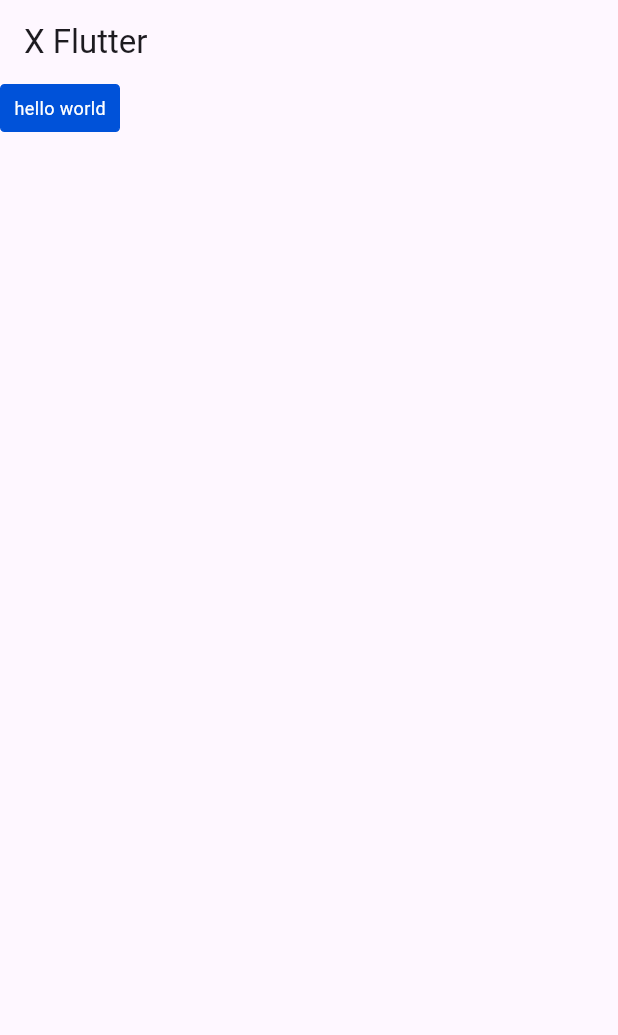
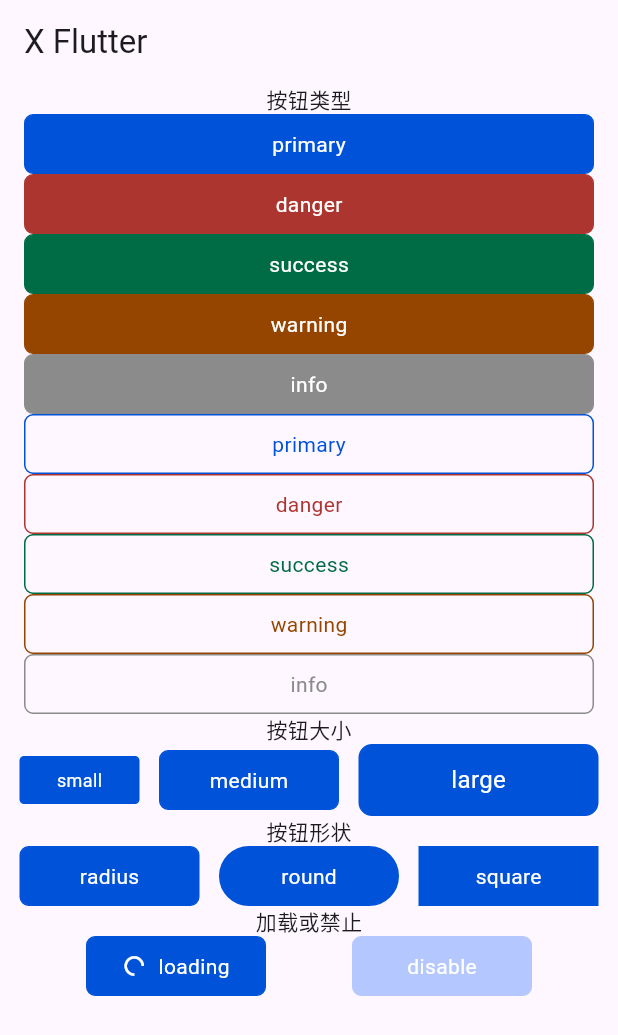
Before and after one commit to xing403/x_flutter, a Flutter app: the screen it shows after launch, on a phone screen of 412 x 824 dp. Shown: the top 1035 px of the screen. Run offline on Flutter 3.47's test engine with Material 3 defaults, Android fonts, the phone set to English and light mode, and no system bars.

Commit message:
🧪 test(Button): demo page

```diff
--- /dev/null
+++ b/example/lib/demo/button/loading_disable.dart
@@ -0,0 +1,25 @@
+import '../index.dart';
+
+class XButtonLoadingOrDisable extends StatelessWidget {
+  const XButtonLoadingOrDisable({super.key});
+
+  @override
+  Widget build(BuildContext context) {
+    return const DemoTemplate(
+      title: "加载或禁止",
+      child: Row(
+        mainAxisAlignment: MainAxisAlignment.spaceEvenly,
+        children: [
+          XButton(
+            text: "loading",
+            loading: true,
+          ),
+          XButton(
+            text: "disable",
+            disabled: true,
+          ),
+        ],
+      ),
+    );
+  }
+}
--- /dev/null
+++ b/example/lib/demo/button/shape.dart
@@ -0,0 +1,29 @@
+import '../index.dart';
+
+class XButtonShapes extends StatelessWidget {
+  const XButtonShapes({super.key});
+
+  @override
+  Widget build(BuildContext context) {
+    return const DemoTemplate(
+      title: "按钮形状",
+      child: Row(
+        mainAxisAlignment: MainAxisAlignment.spaceEvenly,
+        children: [
+          XButton(
+            text: "radius",
+            shape: XButtonShape.radius,
+          ),
+          XButton(
+            text: "round",
+            shape: XButtonShape.round,
+          ),
+          XButton(
+            text: "square",
+            shape: XButtonShape.square,
+          ),
+        ],
+      ),
+    );
+  }
+}
--- /dev/null
+++ b/example/lib/demo/button/sizes.dart
@@ -0,0 +1,32 @@
+import '../index.dart';
+
+class XButtonSizes extends StatelessWidget {
+  const XButtonSizes({super.key});
+
+  @override
+  Widget build(BuildContext context) {
+    return const DemoTemplate(
+      title: "按钮大小",
+      child: Row(
+        mainAxisAlignment: MainAxisAlignment.spaceEvenly,
+        children: [
+          XButton(
+            text: "small",
+            type: XButtonType.primary,
+            size: XButtonSize.small,
+          ),
+          XButton(
+            text: "medium",
+            type: XButtonType.primary,
+            size: XButtonSize.medium,
+          ),
+          XButton(
+            text: "large",
+            type: XButtonType.primary,
+            size: XButtonSize.large,
+          ),
+        ],
+      ),
+    );
+  }
+}
--- /dev/null
+++ b/example/lib/demo/button/types.dart
@@ -0,0 +1,36 @@
+import '../index.dart';
+
+class XButtonTypes extends StatelessWidget {
+  const XButtonTypes({super.key});
+
+  List<XButton> _getButtons() {
+    var types = [XButtonType.primary, XButtonType.danger, XButtonType.success, XButtonType.warning, XButtonType.info];
+    List<XButton> buttons = [];
+    for (var type in types) {
+      buttons.add(XButton(
+        type: type,
+        text: type.name,
+        fill: true,
+      ));
+    }
+    for (var type in types) {
+      buttons.add(XButton(
+        type: type,
+        text: type.name,
+        fill: true,
+        plain: true,
+      ));
+    }
+    return buttons;
+  }
+
+  @override
+  Widget build(BuildContext context) {
+    return DemoTemplate(
+      title: "按钮类型",
+      child: Column(
+        children: _getButtons(),
+      ),
+    );
+  }
+}
--- /dev/null
+++ b/example/lib/demo/index.dart
@@ -0,0 +1,8 @@
+export 'package:flutter/material.dart';
+export 'package:x_flutter/x_flutter.dart';
+
+export 'button/types.dart';
+export 'button/sizes.dart';
+export 'button/shape.dart';
+export 'button/loading_disable.dart';
+export 'template.dart';
--- /dev/null
+++ b/example/lib/demo/template.dart
@@ -0,0 +1,25 @@
+import 'package:flutter/material.dart';
+
+export 'package:flutter/material.dart';
+
+class DemoTemplate extends StatelessWidget {
+  const DemoTemplate({
+    super.key,
+    this.title,
+    this.child,
+    this.children,
+  });
+  final String? title;
+  final Widget? child;
+  final List<Widget>? children;
+
+  @override
+  Widget build(BuildContext context) {
+    return Column(
+      children: [
+        Text(title ?? ''),
+        if (children != null) ...children! else if (child != null) child!,
+      ],
+    );
+  }
+}
--- a/example/lib/pages/button/button_page.dart
+++ /dev/null
@@ -1,34 +0,0 @@
-import 'package:flutter/material.dart';
-import 'package:x_flutter/x_flutter.dart';
-
-class ButtonPage extends StatefulWidget {
-  const ButtonPage({super.key});
-
-  @override
-  createState() => _ButtonPageState();
-}
-
-class _ButtonPageState extends State<ButtonPage> {
-  XButtonType _type = XButtonType.primary;
-  @override
-  void initState() {
-    super.initState();
-    _type = XButtonType.primary;
-  }
-
-  onTap() {
-    setState(() {
-      _type = _type == XButtonType.primary ? XButtonType.danger : XButtonType.primary;
-    });
-  }
-
-  @override
-  Widget build(BuildContext context) {
-    return XButton(
-      text: "hello world",
-      type: _type,
-      size: XButtonSize.small,
-      onTap: onTap,
-    );
-  }
-}
--- /dev/null
+++ b/example/lib/pages/button/index.dart
@@ -0,0 +1,38 @@
+// import 'package:x_flutter/x_flutter.dart';
+
+import '../../demo/index.dart';
+
+class ButtonPage extends StatefulWidget {
+  const ButtonPage({super.key});
+
+  @override
+  createState() => _ButtonPageState();
+}
+
+class _ButtonPageState extends State<ButtonPage> {
+  @override
+  void initState() {
+    super.initState();
+  }
+
+  @override
+  Widget build(BuildContext context) {
+    return const Column(
+      mainAxisAlignment: MainAxisAlignment.start,
+      children: [
+        Center(
+          child: XButtonTypes(),
+        ),
+        Center(
+          child: XButtonSizes(),
+        ),
+        Center(
+          child: XButtonShapes(),
+        ),
+        Center(
+          child: XButtonLoadingOrDisable(),
+        ),
+      ],
+    );
+  }
+}
--- a/example/lib/pages/home.dart
+++ b/example/lib/pages/home.dart
@@ -1,5 +1,5 @@
 import 'package:flutter/material.dart';
-import 'button/button_page.dart';
+import 'button/index.dart';
 
 class HomePage extends StatefulWidget {
   const HomePage({super.key});
--- a/lib/src/components/button/x_button.dart
+++ b/lib/src/components/button/x_button.dart
@@ -7,7 +7,7 @@ enum XButtonSize { small, medium, large } // 按钮大小
 
 enum XButtonType { primary, danger, warning, success, info } // 按钮类型
 
-enum XButtonShape { square, round, circle, radius } // 按钮形状
+enum XButtonShape { square, round, radius } // 按钮形状
 
 enum XButtonStatus { defaultState, active, disable }
 
@@ -30,36 +30,78 @@ class XButton extends StatefulWidget {
     this.shape = XButtonShape.radius,
     this.loading = false,
     this.disabled = false,
+    this.fill = false,
+    this.plain = false,
     this.onTap,
     this.onDoubleTap,
     this.onLongPress,
-    this.onDoubleTapDown,
     this.onTapDown,
     this.onTapUp,
   });
 
-  final String? text; // 文本
-  final XButtonType type; // 类型
-  final XButtonSize size; // 大小
+  /// 文本
+  final String? text;
+
+  /// 类型
+  final XButtonType type;
+
+  /// 大小
+  final XButtonSize size;
+
+  /// 宽度
   final double? width;
+
+  /// 高度
   final double? height;
-  final bool loading; // 加载中
-  final bool disabled; // 禁用
+
+  /// 是否加载中
+  final bool loading;
+
+  /// 禁用状态
+  final bool disabled;
+
+  /// 占满元素宽度
+  final bool fill;
+
+  /// 镂空
+  final bool plain;
+
+  /// 样式
   final XButtonStyle? style;
+
+  /// 形状
   final XButtonShape? shape;
-  final IconData? icon; //  图标
-  final EdgeInsetsGeometry? padding; // 内边距
-  final EdgeInsetsGeometry? margin; // 外边距
 
-  final Widget? iconWidget; // 自定义图标icon控件
-  final Widget? child; // 子控件
+  /// 图标
+  final IconData? icon;
 
-  final XButtonEvent? onTap; // 点击事件
-  final XButtonEvent? onDoubleTap; // 双击事件
-  final XButtonEvent? onDoubleTapDown; // 双击按下事件
-  final XButtonEvent? onLongPress; // 长按事件
-  final XButtonEvent? onTapDown; // 按下事件
-  final XButtonEvent? onTapUp; // 抬起事件
+  /// 内边距
+  final EdgeInsetsGeometry? padding;
+
+  /// 外边距
+  final EdgeInsetsGeometry? margin;
+
+  /// 图标控件
+  final Widget? iconWidget;
+
+  /// 子控件
+  final Widget? child;
+
+  /// 点击事件
+  final XButtonEvent? onTap;
+
+  /// 双击事件
+  final XButtonEvent? onDoubleTap;
+
+  /// 长按事件
+  final XButtonEvent? onLongPress;
+
+  /// 按下事件
+  final XButtonEvent? onTapDown;
+
+  /// 抬起事件
+  final XButtonEvent? onTapUp;
+
   @override
   State<StatefulWidget> createState() => _XButtonState();
 }
@@ -129,19 +171,41 @@ class _XButtonState extends State<XButton> {
       onDoubleTap: () {
         if (!widget.disabled && widget.onDoubleTap != null) widget.onDoubleTap!();
       },
-      // onLongPress: () {
-      //   if (!widget.disabled && widget.onLongPress != null) widget.onLongPress!();
-      // },
-      onTapDown: (TapDownDetails details) {
+      onLongPress: () {
+        if (!widget.disabled && widget.onLongPress != null) widget.onLongPress!();
+      },
+      onLongPressDown: (details) {
         if (widget.disabled) return;
         setState(() {
           _status = XButtonStatus.active;
         });
       },
-      onTapUp: (TapUpDetails details) {
+      onLongPressEnd: (details) {
         if (widget.disabled) return;
 
-        Future.delayed(const Duration(milliseconds: 1000), () {
+        Future.delayed(const Duration(milliseconds: 100), () {
+          if (mounted) {
+            setState(() {
+              _status = XButtonStatus.defaultState;
+            });
+          }
+        });
+      },
+      onTapDown: (details) {
+        if (widget.disabled) return;
+
+        if (widget.onTapDown != null) widget.onTapDown!();
+
+        setState(() {
+          _status = XButtonStatus.active;
+        });
+      },
+      onTapUp: (details) {
+        if (widget.disabled) return;
+
+        if (widget.onTapUp != null) widget.onTapUp!();
+
+        Future.delayed(const Duration(milliseconds: 100), () {
           if (mounted) {
             setState(() {
               _status = XButtonStatus.defaultState;
@@ -157,7 +221,7 @@ class _XButtonState extends State<XButton> {
     if (widget.padding != null) {
       return widget.padding;
     }
-    var equalSide = widget.shape == XButtonShape.radius || widget.shape == XButtonShape.circle;
+    var equalSide = widget.shape == XButtonShape.radius;
 
     double horizontalPadding;
     double verticalPadding;
@@ -175,6 +239,7 @@ class _XButtonState extends State<XButton> {
         verticalPadding = equalSide ? 7 : 5;
         break;
     }
+
     if (style.borderWidth != null && style.borderWidth != 0) {
       horizontalPadding = horizontalPadding - style.borderWidth!;
       verticalPadding = verticalPadding - style.borderWidth!;
@@ -185,19 +250,29 @@ class _XButtonState extends State<XButton> {
         verticalPadding = 0;
       }
     }
-    return EdgeInsets.only(left: horizontalPadding, right: horizontalPadding, bottom: verticalPadding, top: verticalPadding);
+    return EdgeInsets.only(
+      left: horizontalPadding,
+      right: horizontalPadding,
+      bottom: verticalPadding,
+      top: verticalPadding,
+    );
   }
 
   EdgeInsetsGeometry? _getMargin() {
     if (widget.margin != null) {
       return widget.margin;
     }
-    return null;
+
+    return widget.fill ? const EdgeInsets.only(left: 16, right: 16) : null;
   }
 
   Widget? getIcon() {
     if (widget.loading) {
-      return const Icon(XIcon.loading);
+      return Icon(
+        XIcon.loading,
+        color: style.textColor,
+        size: 16,
+      );
     }
     if (widget.iconWidget != null) {
       return widget.iconWidget;
@@ -209,6 +284,7 @@ class _XButtonState extends State<XButton> {
           text: String.fromCharCode(widget.icon!.codePoint),
           style: TextStyle(
             inherit: false,
+            color: style.textColor,
             height: 1,
             fontSize: _iconSize,
             fontFamily: widget.icon!.fontFamily,
@@ -234,10 +310,11 @@ class _XButtonState extends State<XButton> {
     }
   }
 
-  double _getButtonWidth() {
-    if (widget.width != null) {
-      return widget.width!;
-    }
+  double? _getButtonWidth() {
+    if (widget.fill) return null;
+
+    if (widget.width != null) return widget.width!;
+
     switch (widget.size) {
       case XButtonSize.small:
         return 80;
@@ -312,7 +389,6 @@ class _XButtonState extends State<XButton> {
           case XButtonSize.small:
             return Radius.circular(XTheme.of(context).radiusSmall);
         }
-      case XButtonShape.circle:
       case XButtonShape.round:
         return Radius.circular(XTheme.of(context).radiusRound);
       case XButtonShape.square:
@@ -326,7 +402,7 @@ class _XButtonState extends State<XButton> {
       case XButtonStatus.defaultState:
       case XButtonStatus.active:
       case XButtonStatus.disable:
-        return XButtonStyle.generateStyle(context, widget.type, _status);
+        return XButtonStyle.generateStyle(context, widget.type, widget.plain, _status);
       default:
         return _style ?? _defaultStyle!;
     }
@@ -348,7 +424,7 @@ class _XButtonState extends State<XButton> {
   }
 
   XButtonStyle _generateStyle() {
-    return XButtonStyle.generateStyle(context, widget.type, _status);
+    return XButtonStyle.generateStyle(context, widget.type, widget.plain, _status);
   }
 
   XButtonStyle _generateDefaultStyle() {
--- a/lib/src/components/button/x_button_style.dart
+++ b/lib/src/components/button/x_button_style.dart
@@ -14,7 +14,7 @@ class XButtonStyle {
 
   BorderRadiusGeometry? radius; // 自定义圆角
 
-  XButtonStyle.generateStyle(BuildContext context, XButtonType type, XButtonStatus status) {
+  XButtonStyle.generateStyle(BuildContext context, XButtonType type, bool plain, XButtonStatus status) {
     textColor = XTheme.of(context).fontWhColor1;
     switch (type) {
       case XButtonType.primary:
@@ -35,11 +35,16 @@ class XButtonStyle {
       default:
         backgroundColor = Colors.black.withOpacity(0.6);
     }
+
     borderWidth = 1;
     borderColor = backgroundColor;
+    if (plain) {
+      textColor = backgroundColor;
+      backgroundColor = Colors.transparent;
+    }
   }
   XButtonStyle.generateDefaultStyle(BuildContext context) {
-    XButtonStyle.generateStyle(context, XButtonType.primary, XButtonStatus.active);
+    XButtonStyle.generateStyle(context, XButtonType.primary, false, XButtonStatus.active);
   }
   Color _getBgPrimaryStyle(BuildContext context, XButtonStatus status) {
     switch (status) {
--- a/lib/src/components/icon/x_icon.dart
+++ b/lib/src/components/icon/x_icon.dart
@@ -1,10 +1,10 @@
-// ignore_for_file: unused_element, constant_identifier_names
+// ignore_for_file: constant_identifier_names
 
 import 'package:flutter/widgets.dart';
 
 @immutable
 class _XIconData extends IconData {
-  const _XIconData(super.codePoint, this.name) : super(fontFamily: 'XIcon', fontPackage: 'x_flutter');
+  const _XIconData(super.codePoint, this.name) : super(fontFamily: 'XIcons', fontPackage: 'x_flutter');
 
   final String name;
 }
```
Also changed, not shown: pubspec.yaml (+5 -6 lines), assets/fonts/x_icons.ttf (added).
